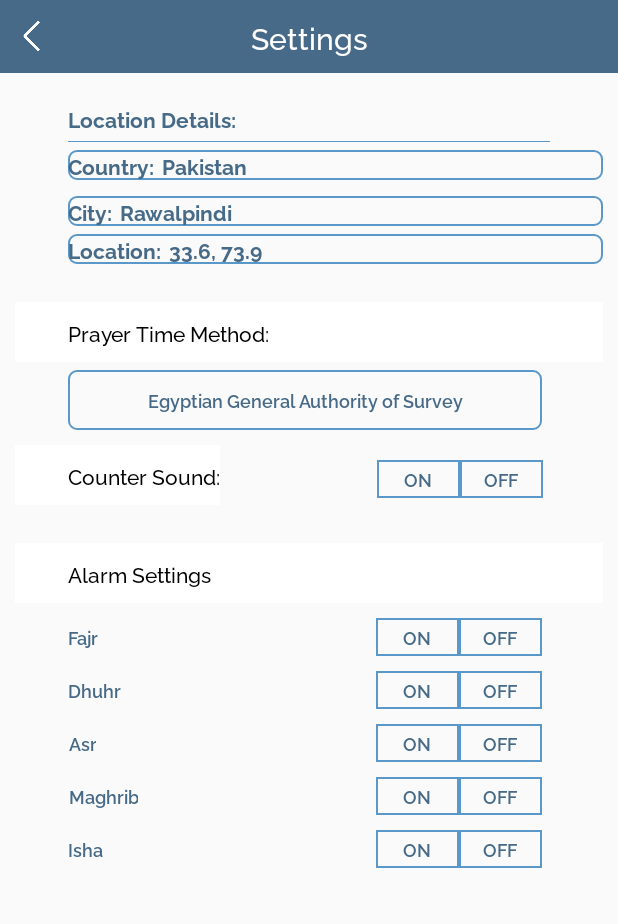
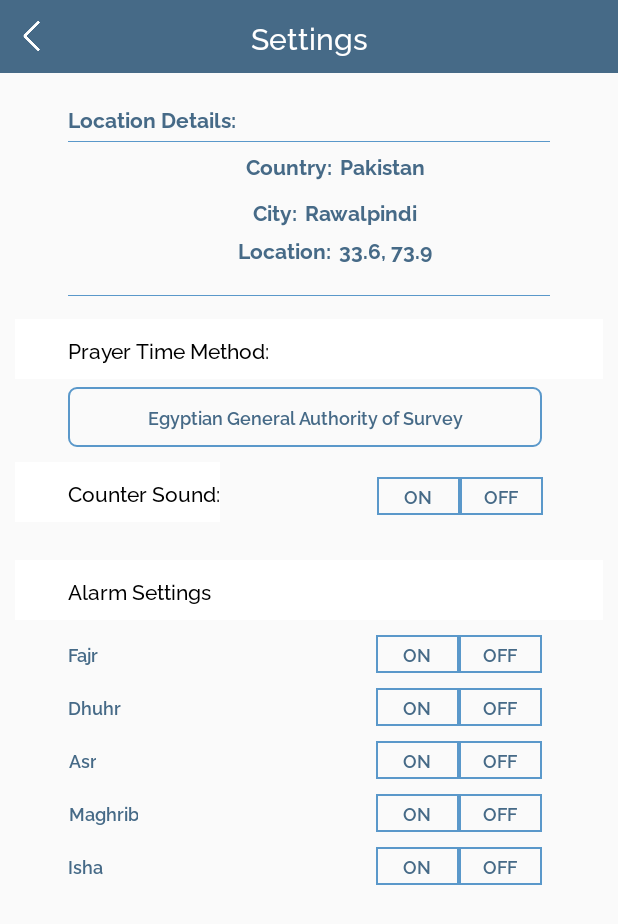
Before and after one commit to bali971/Salah-Tracker, an Android app: the layout activity_settings.xml on its own in the app's theme, with its tools: preview values and no code run, on a phone screen of 412 x 824 dp. Shown: the top 924 px of the screen. Run offline under Robolectric (Android 15) with nearby library versions, the phone set to English and light mode, and no system bars; Roboto replaces fonts that are not available here.

Commit message:
change layout in activity_settings.xml

```diff
--- a/app/src/main/res/layout/activity_settings.xml
+++ b/app/src/main/res/layout/activity_settings.xml
@@ -81,7 +81,6 @@
                 android:layout_width="match_parent"
                 android:layout_height="wrap_content"
                 android:orientation="horizontal"
-                android:background="@drawable/btn_bg_signin_stroke"
                 android:layout_marginBottom="5dp"
                 android:gravity="center">
 
@@ -94,10 +93,8 @@
                     android:textColor="@color/colorPrimaryDark"/>
 
                 <TextView
-                    android:layout_width="0dp"
-                    android:layout_weight="1"
+                    android:layout_width="wrap_content"
                     android:id="@+id/txtCountry"
-                    android:layout_marginEnd="35dp"
                     android:layout_height="wrap_content"
                     android:fontFamily="@font/ralewaybold"
                     android:textColor="@color/colorPrimaryDark"
@@ -110,7 +107,6 @@
                 android:layout_height="wrap_content"
                 android:orientation="horizontal"
                 android:layout_marginTop="5sp"
-                android:background="@drawable/btn_bg_signin_stroke"
                 android:gravity="center">
 
                 <TextView
@@ -122,8 +118,7 @@
                     android:textColor="@color/colorPrimaryDark"/>
 
                 <TextView
-                    android:layout_width="0dp"
-                    android:layout_weight="1"
+                    android:layout_width="wrap_content"
                     android:id="@+id/txtCity"
                     android:layout_height="wrap_content"
                     android:fontFamily="@font/ralewaybold"
@@ -137,7 +132,6 @@
                 android:layout_height="wrap_content"
                 android:orientation="horizontal"
                 android:layout_marginTop="5sp"
-                android:background="@drawable/btn_bg_signin_stroke"
                 android:gravity="center">
 
                 <TextView
@@ -149,8 +143,7 @@
                     android:textColor="@color/colorPrimaryDark"/>
 
                 <TextView
-                    android:layout_width="0dp"
-                    android:layout_weight="1"
+                    android:layout_width="wrap_content"
                     android:id="@+id/txtLocation"
                     android:layout_height="wrap_content"
                     android:fontFamily="@font/ralewaybold"
@@ -181,6 +174,15 @@
 
 <!--            </LinearLayout>-->
         </LinearLayout>
+        <View
+            android:layout_width="match_parent"
+            android:layout_weight="1"
+            android:layout_height="0.6dp"
+            android:layout_marginLeft="35dp"
+            android:layout_marginRight="35dp"
+            android:layout_marginTop="5dp"
+            android:layout_marginBottom="5dp"
+            android:background="@color/colorPrimary"/>
 
     </LinearLayout>
 
```
